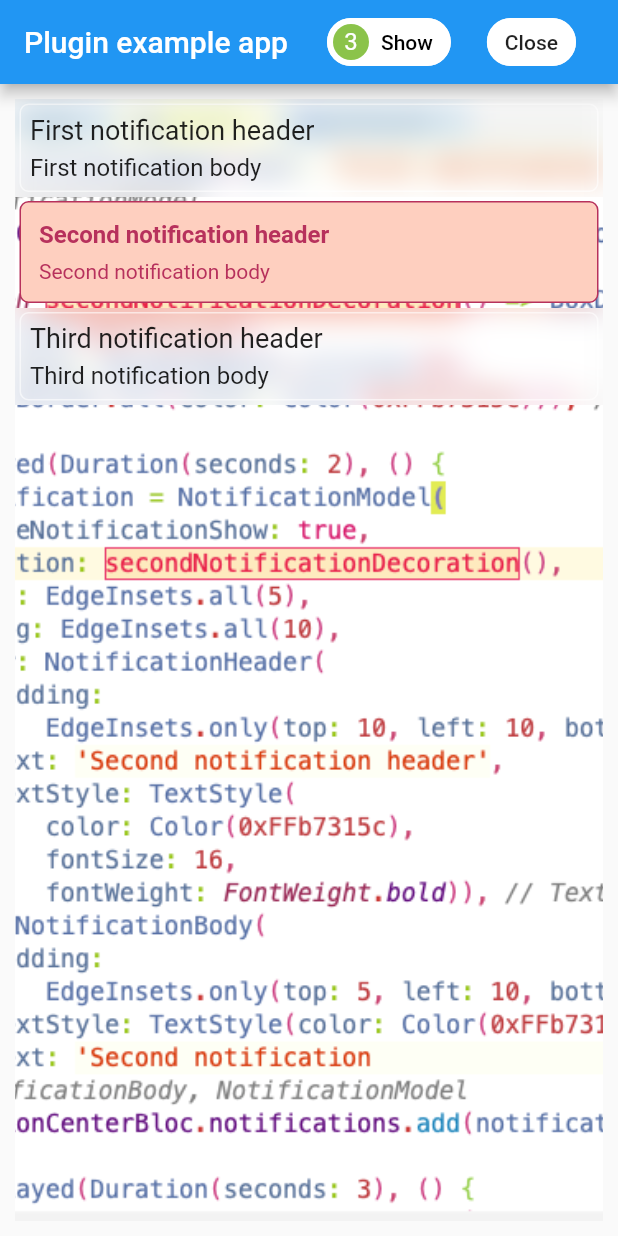
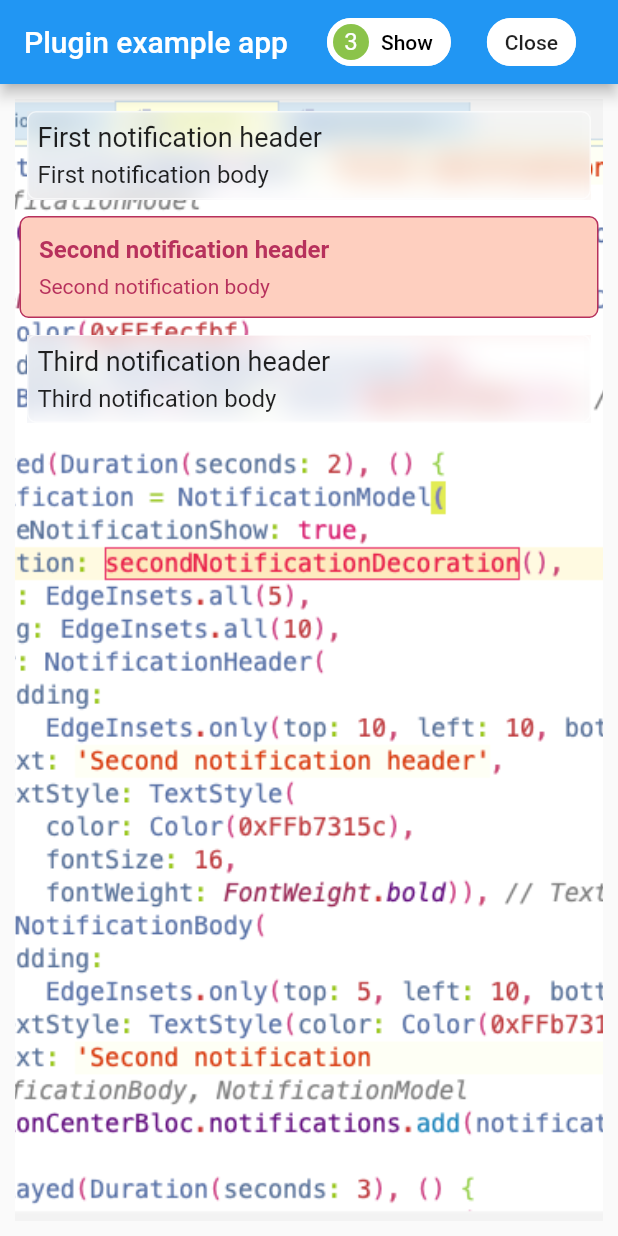
Before and after one commit to Hecatoncheir/notification_center, a Flutter app: the screen it shows after launch, on a phone screen of 412 x 824 dp. Run offline on Flutter 3.47's test engine with Material 2 defaults, Android fonts, the phone set to English and light mode, and no system bars.

Commit message:
Fix margin.

```diff
--- a/lib/models/notification.dart
+++ b/lib/models/notification.dart
@@ -19,7 +19,7 @@ class NotificationModel {
   NotificationModel(
       {this.header,
       this.body,
-      this.margin = const EdgeInsets.all(3),
+      this.margin = const EdgeInsets.all(8),
       this.padding = const EdgeInsets.all(6),
       this.decoration,
       this.onlyOneNotificationShow = false});
--- a/lib/notification_center.dart
+++ b/lib/notification_center.dart
@@ -46,11 +46,11 @@ class NotificationCenterWidget extends StatelessWidget {
   Widget _buildNotification(NotificationModel notification) => Dismissible(
         key: UniqueKey(),
         child: Container(
+          margin: notification.margin,
           child: notification.decoration != null
               ? Container(
                   decoration: notification.decoration,
                   padding: notification.padding,
-                  margin: notification.margin,
                   child: Column(
                     children: <Widget>[
                       _buildNotificationHeader(notification.header),
@@ -63,7 +63,6 @@ class NotificationCenterWidget extends StatelessWidget {
                   child: Container(
                       decoration: notification.defaultDecoration,
                       padding: notification.padding,
-                      margin: notification.margin,
                       child: Column(
                         children: <Widget>[
                           _buildNotificationHeader(notification.header),
```
